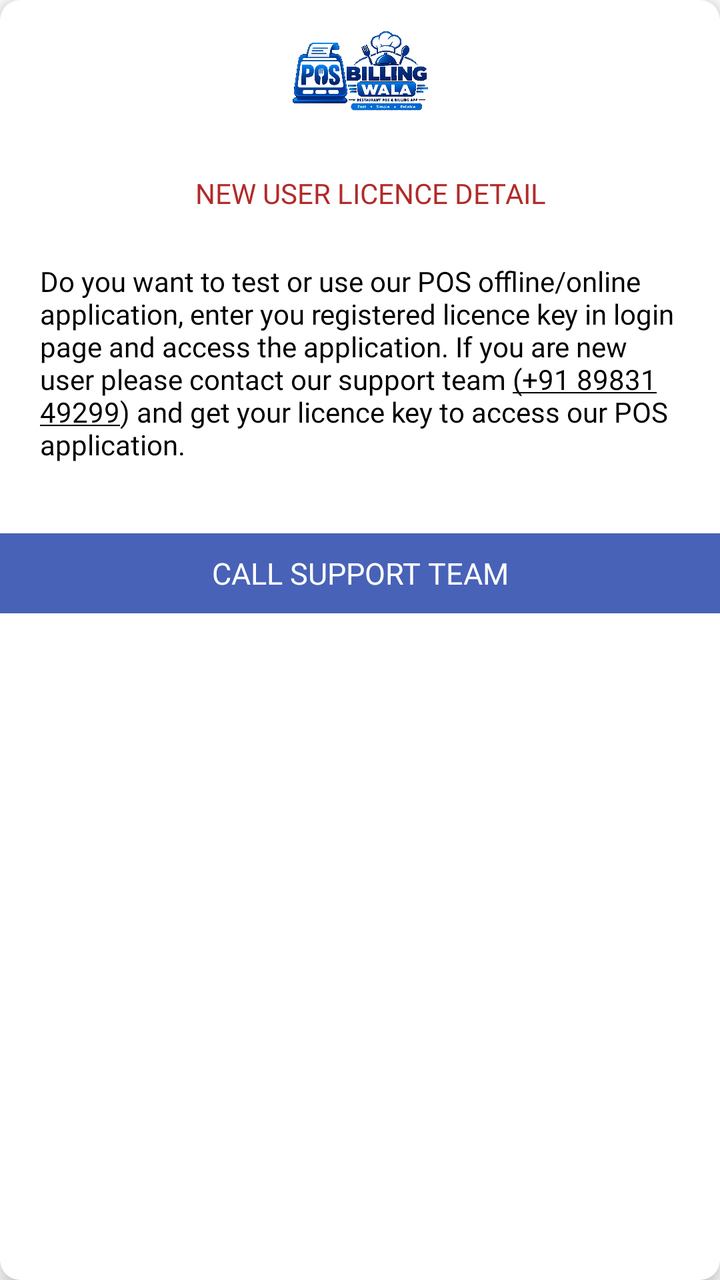
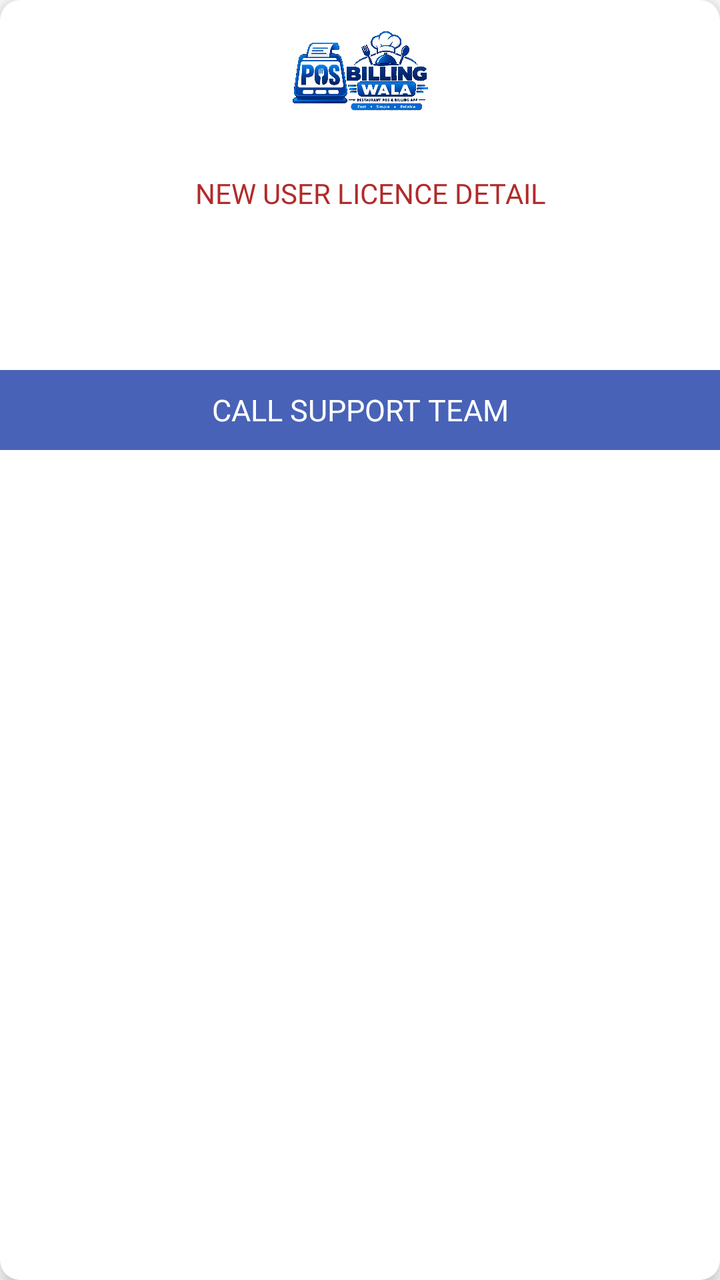

The first picture is an Android layout as it rendered before a commit; the second is the same layout after the commit. The layout source and the unified diff follow.
<!-- AndroidManifest.xml: application theme AppTheme -->
<!-- res/layout/new_user_dialog.xml -->
<?xml version="1.0" encoding="utf-8"?>
<androidx.cardview.widget.CardView xmlns:android="http://schemas.android.com/apk/res/android"
    xmlns:app="http://schemas.android.com/apk/res-auto"
    android:layout_width="match_parent"
    android:layout_height="wrap_content"
    android:layout_margin="10dp"
    android:elevation="7dp"
    app:cardCornerRadius="10dp"
    app:cardElevation="7dp">

    <LinearLayout
        android:layout_width="match_parent"
        android:layout_height="wrap_content"
        android:orientation="vertical">

        <ImageView
            android:layout_width="match_parent"
            android:layout_height="72dp"
            android:layout_gravity="center"
            android:adjustViewBounds="true"
            android:contentDescription="@string/app_name"
            android:padding="12dp"
            android:scaleType="fitCenter"
            android:src="@drawable/app_logo" />

        <TextView
            android:layout_width="wrap_content"
            android:layout_height="wrap_content"
            android:layout_gravity="center"
            android:layout_marginStart="5dp"
            android:layout_marginTop="15dp"
            android:fontFamily="@font/poppinsbold"
            android:gravity="center"
            android:paddingStart="10dp"
            android:paddingEnd="10dp"
            android:text="NEW USER LICENCE DETAIL"
            android:textColor="@color/textcolor" />

        <TextView
            android:layout_width="match_parent"
            android:layout_height="wrap_content"
            android:layout_gravity="center|start"
            android:layout_marginStart="10dp"
            android:layout_marginTop="15dp"
            android:layout_marginEnd="10dp"
            android:autoLink="phone"
            android:fontFamily="@font/poppinslight"
            android:gravity="center|start"
            android:justificationMode="inter_word"
            android:padding="10dp"
            android:text="@string/new_user_support_team"
            android:textColor="@color/black"
            android:textSize="14sp" />

        <LinearLayout
            android:layout_width="match_parent"
            android:layout_height="wrap_content"
            android:layout_marginTop="25dp"
            android:orientation="horizontal">

            <TextView
                android:id="@+id/contactUser"
                android:layout_width="match_parent"
                android:layout_height="40dp"
                android:layout_gravity="center"
                android:layout_weight="1"
                android:autoLink="phone"
                android:background="@color/colorPrimary"
                android:fontFamily="@font/poppinsmedium"
                android:gravity="center"
                android:text="Call Support Team"
                android:textAllCaps="true"
                android:textColor="@color/white"
                android:textSize="15sp" />

        </LinearLayout>

    </LinearLayout>

</androidx.cardview.widget.CardView>
<!-- resources referenced by this layout -->
<resources>
  <color name="black">#000</color>
  <color name="colorPrimary">#4862b7</color>
  <color name="textcolor">#b12b2a</color>
  <color name="white">#fff</color>
  <!-- drawable app_logo: png bitmap (drawable, 586552 bytes) -->
  <string name="app_name">Shop Owner</string>
  <string name="new_user_support_team">Do you want to test or use our POS offline/online application, enter you registered licence key in login page and access the application. If you are new user please contact our support team (+91 89831 49299) and get your licence key to access our POS application.</string>
  <style name="AppTheme" parent="Theme.MaterialComponents.DayNight.NoActionBar">
          
          <item name="colorPrimary">@color/colorPrimary</item>
          <item name="colorPrimaryDark">@color/colorPrimary</item>
          <item name="colorAccent">@color/colorAccent</item>
          <item name="android:windowIsTranslucent">true</item>
          <item name="windowNoTitle">true</item>
          <item name="windowActionBar">false</item>
  
      </style>
  <color name="colorAccent">#000</color>
</resources>

<!-- the commit's change to res/layout/new_user_dialog.xml (unified diff, before → after) -->
@@ -37,6 +37,7 @@
             android:textColor="@color/textcolor" />
 
         <TextView
+            android:id="@+id/supportMessage"
             android:layout_width="match_parent"
             android:layout_height="wrap_content"
             android:layout_gravity="center|start"
@@ -48,7 +49,6 @@
             android:gravity="center|start"
             android:justificationMode="inter_word"
             android:padding="10dp"
-            android:text="@string/new_user_support_team"
             android:textColor="@color/black"
             android:textSize="14sp" />
 
<!-- resource entries referenced after the edit -->
@@ -6,7 +6,6 @@
   <color name="white">#fff</color>
   <!-- drawable app_logo: png bitmap (drawable, 586552 bytes) -->
   <string name="app_name">Shop Owner</string>
-  <string name="new_user_support_team">Do you want to test or use our POS offline/online application, enter you registered licence key in login page and access the application. If you are new user please contact our support team (+91 89831 49299) and get your licence key to access our POS application.</string>
   <style name="AppTheme" parent="Theme.MaterialComponents.DayNight.NoActionBar">
           
           <item name="colorPrimary">@color/colorPrimary</item>
